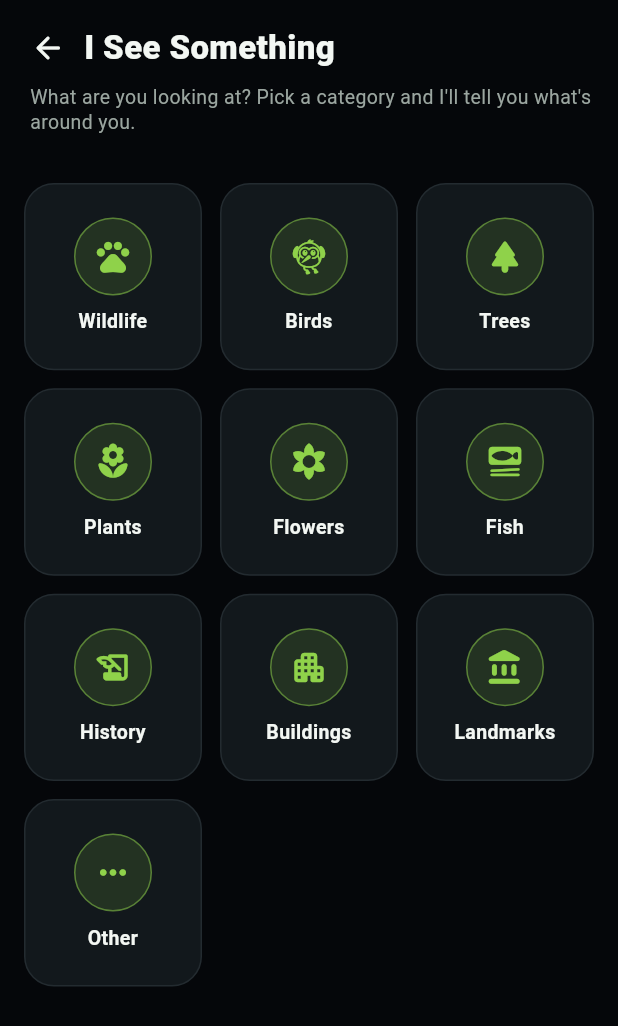
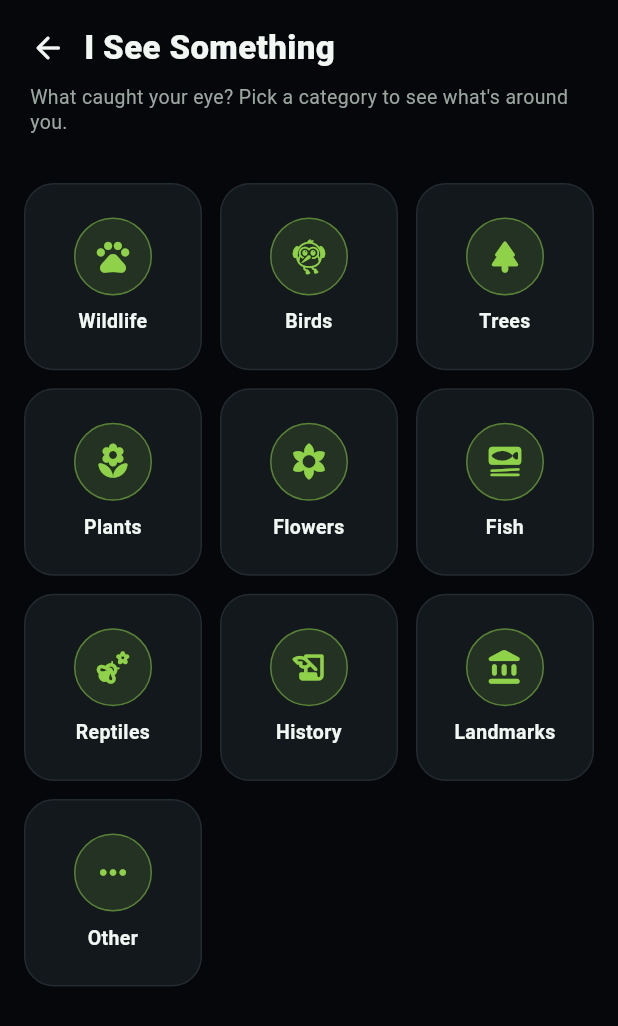
Before and after one commit to trashpin/radio, a Flutter app: the ISeeSomethingScreen screen opened by its route, on a phone screen of 412 x 824 dp. Shown: the top 1026 px of the screen. Run offline on Flutter 3.47's test engine with Material 3 defaults, Android fonts, the phone set to English and light mode, and no system bars; our stand-ins replace audio_service, csv, file_picker, flutter_dotenv, flutter_riverpod, flutter_tts and 6 more; missing offline and left inert: dart_tags; accounts and stored records are empty; network calls fail.

Commit message:
Fix I See Something: restore category -> species list with images + narration
The redesigned page only fired a generic nearby narration and never surfaced
category data. Rebuilt it as a two-step flow (matching the original behavior):
pick a category -> see the catalogued species for it (photo + common/scientific
name) -> tap one to hear its narration on the radio (recorded voiceover via the
media table, else on-device TTS), then it resumes.

- Reuses speciesByCategoryProvider + observationController.observe (no new data
  path). Categories map to species tokens (Wildlife->animals, Birds->birds,
  Plants->plants, Fish->fish, Reptiles->reptiles, Flowers->wildflowers, etc.).
- Resolves species hero_image: full URLs pass through; relative storage paths
  resolve against the public media bucket; missing/broken -> category icon
  (never a broken image).
- Categories with no catalogued species (Trees/History/Landmarks/Other) show a
  friendly empty state with a 'Tell me what's around me' nearby-narration button.
Verified against live data: Wildlife/Birds lists render with photos + play
icons; Trees shows the empty state. analyze clean; 431 tests pass.

Co-authored-by: trashpin <trashpin@users.noreply.github.com>

```diff
--- a/lib/features/radio/presentation/i_see_something_screen.dart
+++ b/lib/features/radio/presentation/i_see_something_screen.dart
@@ -1,32 +1,77 @@
 import 'package:flutter/material.dart';
 import 'package:flutter_riverpod/flutter_riverpod.dart';
 
+import 'package:explorer_os_mobile/core/services/supabase_service.dart';
+import 'package:explorer_os_mobile/features/discovery/data/species_repository.dart';
+import 'package:explorer_os_mobile/features/discovery/models/species.dart';
 import 'package:explorer_os_mobile/features/gps/providers/gps_status_provider.dart';
 import 'package:explorer_os_mobile/features/radio/design/radio_design.dart';
 import 'package:explorer_os_mobile/features/radio/discovery/nearby_narration_controller.dart';
+import 'package:explorer_os_mobile/features/radio/discovery/observation_controller.dart';
 import 'package:explorer_os_mobile/features/radio/widgets/radio_widgets.dart';
 
-/// "I See Something" — NOT a camera. Presents nature/heritage categories; tapping
-/// one starts a live GPS-based narration of nearby possibilities, then returns
-/// to the radio (where the report plays and "Back to radio" resumes the music).
-class ISeeSomethingScreen extends ConsumerWidget {
+/// A discovery category → the `species.category` token it loads.
+class _Cat {
+  const _Cat(this.icon, this.label, this.token);
+  final IconData icon;
+  final String label;
+  final String token;
+}
+
+const _categories = <_Cat>[
+  _Cat(Icons.pets_rounded, 'Wildlife', 'animals'),
+  _Cat(Icons.flutter_dash_rounded, 'Birds', 'birds'),
+  _Cat(Icons.park_rounded, 'Trees', 'trees'),
+  _Cat(Icons.local_florist_rounded, 'Plants', 'plants'),
+  _Cat(Icons.filter_vintage_rounded, 'Flowers', 'wildflowers'),
+  _Cat(Icons.set_meal_rounded, 'Fish', 'fish'),
+  _Cat(Icons.emoji_nature_rounded, 'Reptiles', 'reptiles'),
+  _Cat(Icons.history_edu_rounded, 'History', 'historic_sites'),
+  _Cat(Icons.account_balance_rounded, 'Landmarks', 'landmarks'),
+  _Cat(Icons.more_horiz_rounded, 'Other', 'other'),
+];
+
+/// "I See Something" — NOT a camera. Pick a category to see the wildlife / plants
+/// / etc. documented around you (photo + name); tap one to hear its narration on
+/// the radio (recorded voiceover if available, else spoken), then it resumes.
+class ISeeSomethingScreen extends ConsumerStatefulWidget {
   const ISeeSomethingScreen({super.key});
+  @override
+  ConsumerState<ISeeSomethingScreen> createState() =>
+      _ISeeSomethingScreenState();
+}
 
-  static const _categories = <(IconData, String)>[
-    (Icons.pets_rounded, 'Wildlife'),
-    (Icons.flutter_dash_rounded, 'Birds'),
-    (Icons.park_rounded, 'Trees'),
-    (Icons.local_florist_rounded, 'Plants'),
-    (Icons.filter_vintage_rounded, 'Flowers'),
-    (Icons.set_meal_rounded, 'Fish'),
-    (Icons.history_edu_rounded, 'History'),
-    (Icons.apartment_rounded, 'Buildings'),
-    (Icons.account_balance_rounded, 'Landmarks'),
-    (Icons.more_horiz_rounded, 'Other'),
-  ];
+class _ISeeSomethingScreenState extends ConsumerState<ISeeSomethingScreen> {
+  _Cat? _selected;
 
   @override
-  Widget build(BuildContext context, WidgetRef ref) {
+  void initState() {
+    super.initState();
+    WidgetsBinding.instance.addPostFrameCallback((_) {
+      ref.read(gpsStatusProvider.notifier).requestAndStart();
+    });
+  }
+
+  void _pickSpecies(Species s) {
+    // Narrate the subject on the radio (recorded audio or TTS), then return.
+    ref.read(observationControllerProvider.notifier).observe(s);
+    Navigator.of(context).maybePop();
+  }
+
+  void _narrateNearby() {
+    ref.read(nearbyNarrationControllerProvider.notifier).narrateNearest();
+    final msg = ref.read(nearbyNarrationControllerProvider).message;
+    if (msg != null && mounted) {
+      ScaffoldMessenger.of(context)
+          .showSnackBar(SnackBar(content: Text(msg)));
+      return;
+    }
+    Navigator.of(context).maybePop();
+  }
+
+  @override
+  Widget build(BuildContext context) {
+    final sel = _selected;
     return Scaffold(
       backgroundColor: RD.bg,
       body: SafeArea(
@@ -36,27 +81,15 @@ class ISeeSomethingScreen extends ConsumerWidget {
             child: Column(
               crossAxisAlignment: CrossAxisAlignment.stretch,
               children: [
-                const RadioSubPageBar(
-                  title: 'I See Something',
-                  subtitle: 'What are you looking at? Pick a category and I\'ll '
-                      'tell you what\'s around you.',
-                ),
+                _bar(sel),
                 Expanded(
-                  child: GridView.count(
-                    padding: const EdgeInsets.all(RD.lg),
-                    crossAxisCount: 3,
-                    mainAxisSpacing: RD.md,
-                    crossAxisSpacing: RD.md,
-                    childAspectRatio: 0.95,
-                    children: [
-                      for (final (icon, label) in _categories)
-                        CategoryTile(
-                          icon: icon,
-                          label: label,
-                          onTap: () => _start(context, ref, label),
+                  child: sel == null
+                      ? _grid()
+                      : _SpeciesList(
+                          category: sel,
+                          onPick: _pickSpecies,
+                          onNarrateNearby: _narrateNearby,
                         ),
-                    ],
-                  ),
                 ),
               ],
             ),
@@ -66,13 +99,139 @@ class ISeeSomethingScreen extends ConsumerWidget {
     );
   }
 
-  void _start(BuildContext context, WidgetRef ref, String category) {
-    // Kick GPS and begin a nearby narration; the radio interrupts to report.
-    ref.read(gpsStatusProvider.notifier).requestAndStart();
-    ref.read(nearbyNarrationControllerProvider.notifier).narrateNearest();
-    ScaffoldMessenger.of(context).showSnackBar(
-      SnackBar(content: Text('Listening for $category around you…')),
+  Widget _bar(_Cat? sel) => Padding(
+        padding: const EdgeInsets.fromLTRB(RD.sm, RD.sm, RD.lg, RD.sm),
+        child: Column(
+          crossAxisAlignment: CrossAxisAlignment.start,
+          children: [
+            Row(children: [
+              IconButton(
+                icon: const Icon(Icons.arrow_back_rounded, color: RD.textPrimary),
+                onPressed: () {
+                  if (sel != null) {
+                    setState(() => _selected = null);
+                  } else {
+                    Navigator.of(context).maybePop();
+                  }
+                },
+              ),
+              Expanded(
+                child: Text(sel?.label ?? 'I See Something',
+                    style: RD.title.copyWith(fontSize: 22)),
+              ),
+            ]),
+            Padding(
+              padding: const EdgeInsets.fromLTRB(RD.md, 0, 0, RD.sm),
+              child: Text(
+                sel == null
+                    ? "What caught your eye? Pick a category to see what's around you."
+                    : 'Tap one to hear its story on the radio.',
+                style: RD.body,
+              ),
+            ),
+          ],
+        ),
+      );
+
+  Widget _grid() => GridView.count(
+        padding: const EdgeInsets.all(RD.lg),
+        crossAxisCount: 3,
+        mainAxisSpacing: RD.md,
+        crossAxisSpacing: RD.md,
+        childAspectRatio: 0.95,
+        children: [
+          for (final c in _categories)
+            CategoryTile(
+              icon: c.icon,
+              label: c.label,
+              onTap: () => setState(() => _selected = c),
+            ),
+        ],
+      );
+}
+
+/// The species documented for a category, each with a photo + name; tapping
+/// narrates it. Falls back to a "what's around me" nearby narration when the
+/// category has no catalogued species yet.
+class _SpeciesList extends ConsumerWidget {
+  const _SpeciesList({
+    required this.category,
+    required this.onPick,
+    required this.onNarrateNearby,
+  });
+  final _Cat category;
+  final void Function(Species) onPick;
+  final VoidCallback onNarrateNearby;
+
+  @override
+  Widget build(BuildContext context, WidgetRef ref) {
+    final async = ref.watch(speciesByCategoryProvider(category.token));
+    return async.when(
+      loading: () => const Center(child: CircularProgressIndicator(color: RD.green)),
+      error: (e, _) => _fallback(context,
+          'Couldn\'t load ${category.label.toLowerCase()}.'),
+      data: (species) {
+        if (species.isEmpty) {
+          return _fallback(context,
+              'No catalogued ${category.label.toLowerCase()} yet.');
+        }
+        return ListView.separated(
+          padding: const EdgeInsets.fromLTRB(RD.lg, 0, RD.lg, RD.xl),
+          itemCount: species.length,
+          separatorBuilder: (_, _) => const SizedBox(height: RD.md),
+          itemBuilder: (_, i) {
+            final s = species[i];
+            return LocationCard(
+              title: s.commonName,
+              subtitle: (s.scientificName ?? '').isNotEmpty
+                  ? s.scientificName!
+                  : (s.description ?? category.label),
+              imageUrl: _imageUrl(s),
+              leadingIcon: category.icon,
+              trailing: const Icon(Icons.play_circle_fill_rounded,
+                  color: RD.green),
+              onTap: () => onPick(s),
+            );
+          },
+        );
+      },
     );
-    Navigator.of(context).maybePop();
   }
+
+  /// Resolves a species photo to a loadable URL. `hero_image` may be a full URL
+  /// or a relative storage path (e.g. `wildlife/…jpg`) — the latter is resolved
+  /// against the public `media` bucket. A bad/missing path just falls back to
+  /// the category icon (LocationCard never shows a broken image).
+  String? _imageUrl(Species s) {
+    final raw = s.heroImageUrl;
+    if (raw == null || raw.isEmpty) return null;
+    if (raw.startsWith('http')) return raw;
+    try {
+      return SupabaseService.client.storage.from('media').getPublicUrl(raw);
+    } catch (_) {
+      return null;
+    }
+  }
+
+  Widget _fallback(BuildContext context, String message) => Center(
+        child: Padding(
+          padding: const EdgeInsets.all(RD.xxl),
+          child: Column(
+            mainAxisSize: MainAxisSize.min,
+            children: [
+              Icon(category.icon, size: 44, color: RD.greenDim),
+              const SizedBox(height: RD.md),
+              Text(message, textAlign: TextAlign.center, style: RD.body),
+              const SizedBox(height: RD.lg),
+              FilledButton.icon(
+                style: FilledButton.styleFrom(
+                    backgroundColor: RD.green, foregroundColor: RD.onGreen),
+                onPressed: onNarrateNearby,
+                icon: const Icon(Icons.my_location_rounded),
+                label: const Text("Tell me what's around me"),
+              ),
+            ],
+          ),
+        ),
+      );
 }
```
